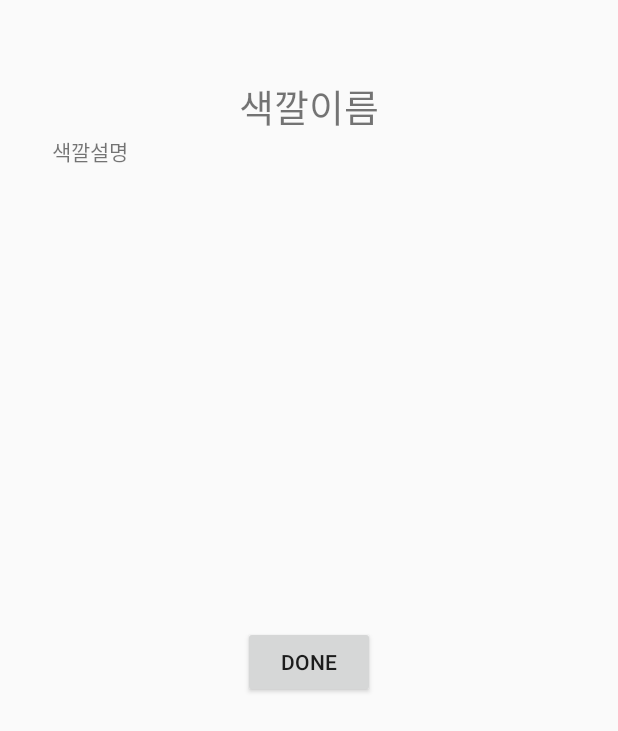
After one commit to ChoiJjyo-RECO/RECO-frontend, an Android app built with Jetpack Compose: the layout activity_show_color_explain.xml on its own in the app's theme, with its tools: preview values and no code run, on a phone screen of 412 x 824 dp. The commit adds this screen. Shown: the top 731 px of the screen. Run offline under Robolectric (Android 15) with nearby library versions, the phone set to English and light mode, and no system bars.

Commit message:
feat: 색깔 설명 팝업 추가

```diff
--- /dev/null
+++ b/app/src/main/res/layout/activity_show_color_explain.xml
@@ -0,0 +1,72 @@
+<?xml version="1.0" encoding="utf-8"?>
+<androidx.constraintlayout.widget.ConstraintLayout
+        xmlns:android="http://schemas.android.com/apk/res/android"
+        xmlns:app="http://schemas.android.com/apk/res-auto"
+        xmlns:tools="http://schemas.android.com/tools"
+        android:layout_width="match_parent"
+        android:layout_height="match_parent">
+
+    <androidx.constraintlayout.widget.ConstraintLayout
+            android:layout_width="wrap_content"
+            android:layout_height="wrap_content"
+            app:layout_constraintBottom_toBottomOf="parent"
+            app:layout_constraintEnd_toEndOf="parent"
+            app:layout_constraintHorizontal_bias="0.492"
+            app:layout_constraintStart_toStartOf="parent"
+            app:layout_constraintTop_toTopOf="parent"
+            app:layout_constraintVertical_bias="0.109">
+
+        <TextView
+                android:id="@+id/colorName"
+                android:layout_width="match_parent"
+                android:layout_height="wrap_content"
+                android:layout_marginBottom="160dp"
+                android:text="색깔이름"
+                android:gravity="center"
+                android:textAlignment="center"
+                android:textSize="25sp"
+                app:layout_constraintBottom_toBottomOf="parent"
+                app:layout_constraintEnd_toEndOf="parent"
+                app:layout_constraintStart_toStartOf="parent"
+                app:layout_constraintTop_toTopOf="parent"
+                app:layout_constraintVertical_bias="0.033" />
+
+        <androidx.constraintlayout.widget.ConstraintLayout
+                android:id="@+id/constraintLayout"
+                android:layout_width="342dp"
+                android:layout_height="327dp"
+                app:layout_constraintBottom_toBottomOf="parent"
+                app:layout_constraintEnd_toEndOf="parent"
+                app:layout_constraintHorizontal_bias="0.6"
+                app:layout_constraintStart_toStartOf="parent"
+                app:layout_constraintTop_toBottomOf="@+id/colorName"
+                app:layout_constraintVertical_bias="0.0">
+
+            <TextView
+                    android:id="@+id/colorExplain"
+                    android:layout_width="340dp"
+                    android:layout_height="330dp"
+                    android:text="색깔설명"
+                    app:layout_constraintBottom_toBottomOf="parent"
+                    app:layout_constraintEnd_toEndOf="parent"
+                    app:layout_constraintHorizontal_bias="0.0"
+                    app:layout_constraintStart_toStartOf="parent"
+                    app:layout_constraintTop_toTopOf="parent"
+                    app:layout_constraintVertical_bias="0.0" />
+        </androidx.constraintlayout.widget.ConstraintLayout>
+
+        <Button
+                android:id="@+id/btn_color_explain_shutdown"
+                android:layout_width="match_parent"
+                android:layout_height="wrap_content"
+                android:text="Done"
+                android:onClick="shutDownClick"
+                app:layout_constraintBottom_toBottomOf="parent"
+                app:layout_constraintEnd_toEndOf="parent"
+                app:layout_constraintStart_toStartOf="parent"
+                app:layout_constraintTop_toBottomOf="@+id/constraintLayout" />
+
+    </androidx.constraintlayout.widget.ConstraintLayout>
+
+
+</androidx.constraintlayout.widget.ConstraintLayout>
```
Also changed, not shown: app/src/main/java/choijjyo/reco/view/preference/PreferenceColorFragment.kt (+29 -0 lines), app/src/main/java/choijjyo/reco/view/preference/ShowColorExplain.kt (added, +31 -0 lines).
